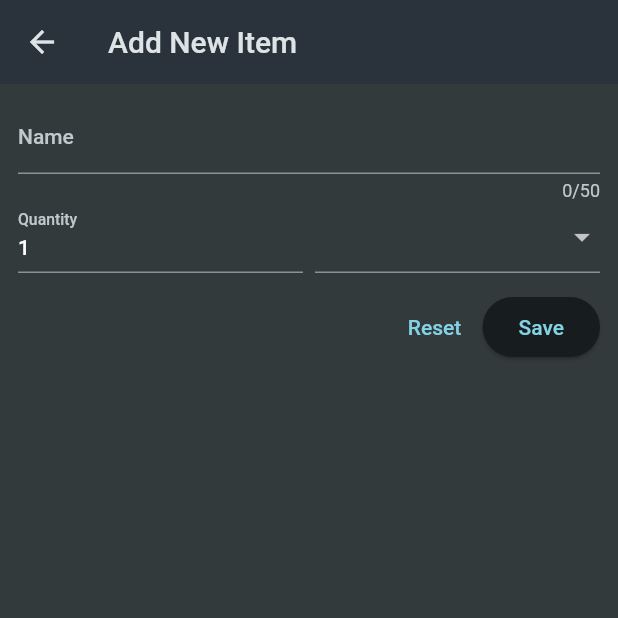
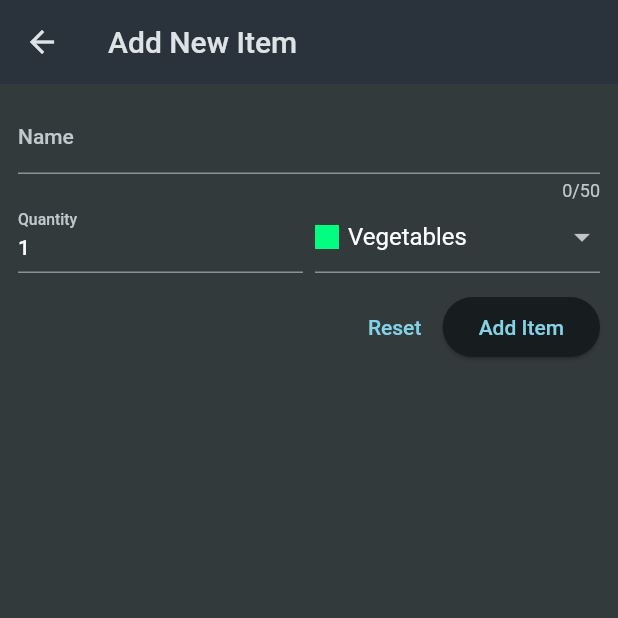
Before and after one commit to Sebsprograms/shopping_list, a Flutter app: the screen it shows after launch, after a tap on the "add" icon, on a phone screen of 412 x 824 dp, the top half of it. Run offline on Flutter 3.47's test engine with Material 2 defaults, Android fonts, the phone set to English and light mode, and no system bars.

Commit message:
Store form data in state after submitting and add ability to delete items on the list

```diff
--- a/lib/widgets/grocery_list.dart
+++ b/lib/widgets/grocery_list.dart
@@ -1,5 +1,5 @@
 import 'package:flutter/material.dart';
-import 'package:shopping_list/data/dummy_items.dart';
+import 'package:shopping_list/models/grocery_item.dart';
 import 'package:shopping_list/widgets/new_item.dart';
 
 class GroceryList extends StatefulWidget {
@@ -10,13 +10,71 @@ class GroceryList extends StatefulWidget {
 }
 
 class _GroceryListState extends State<GroceryList> {
-  void _addItem() {
-    Navigator.of(context)
-        .push(MaterialPageRoute(builder: (context) => const NewItem()));
+  final List<GroceryItem> _groceryItems = [];
+
+  void _addItem() async {
+    final newItem =
+        await Navigator.of(context).push<GroceryItem>(MaterialPageRoute(
+      builder: (context) => const NewItem(),
+    ));
+
+    if (newItem == null) return;
+
+    setState(() {
+      _groceryItems.add(newItem);
+    });
+  }
+
+  void _removeItem(int index) {
+    setState(() {
+      _groceryItems.removeAt(index);
+    });
   }
 
   @override
   Widget build(BuildContext context) {
+    Widget content = const Center(
+      child: Text('No items added yet'),
+    );
+    if (_groceryItems.isNotEmpty) {
+      content = ListView.builder(
+        itemCount: _groceryItems.length,
+        itemBuilder: (context, index) {
+          final item = _groceryItems[index];
+          return Dismissible(
+            key: ValueKey(item.id),
+            background: Container(
+              color: Colors.red,
+            ),
+            onDismissed: (_) {
+              _removeItem(index);
+              ScaffoldMessenger.of(context).showSnackBar(
+                SnackBar(
+                  content: Text('${item.name} removed from cart'),
+                  action: SnackBarAction(
+                    label: 'UNDO',
+                    onPressed: () {
+                      setState(() {
+                        _groceryItems.insert(index, item);
+                      });
+                    },
+                  ),
+                ),
+              );
+            },
+            child: ListTile(
+              title: Text(item.name),
+              leading: Container(
+                width: 30,
+                height: 30,
+                color: item.category.color,
+              ),
+              trailing: Text('${item.quantity}'),
+            ),
+          );
+        },
+      );
+    }
     return Scaffold(
       appBar: AppBar(
         centerTitle: false,
@@ -28,21 +86,7 @@ class _GroceryListState extends State<GroceryList> {
           ),
         ],
       ),
-      body: ListView.builder(
-        itemCount: groceryItems.length,
-        itemBuilder: (context, index) {
-          final item = groceryItems[index];
-          return ListTile(
-            title: Text(item.name),
-            leading: Container(
-              width: 30,
-              height: 30,
-              color: item.category.color,
-            ),
-            trailing: Text('${item.quantity}'),
-          );
-        },
-      ),
+      body: content,
     );
   }
 }
--- a/lib/widgets/new_item.dart
+++ b/lib/widgets/new_item.dart
@@ -1,5 +1,7 @@
 import 'package:flutter/material.dart';
 import 'package:shopping_list/data/categories.dart';
+import 'package:shopping_list/models/category.dart';
+import 'package:shopping_list/models/grocery_item.dart';
 
 class NewItem extends StatefulWidget {
   const NewItem({super.key});
@@ -10,9 +12,20 @@ class NewItem extends StatefulWidget {
 
 class _NewItemState extends State<NewItem> {
   final _formKey = GlobalKey<FormState>();
+  String _enteredName = '';
+  int _enteredQuantity = 1;
+  Category _selectedCategory = categories[Categories.vegetables]!;
 
   void _save() {
-    _formKey.currentState!.validate();
+    if (_formKey.currentState!.validate()) {
+      _formKey.currentState!.save();
+      Navigator.of(context).pop(GroceryItem(
+        id: DateTime.now().toString(),
+        name: _enteredName,
+        quantity: _enteredQuantity,
+        category: _selectedCategory,
+      ));
+    }
   }
 
   @override
@@ -41,6 +54,9 @@ class _NewItemState extends State<NewItem> {
                     }
                     return null;
                   },
+                  onSaved: (value) {
+                    _enteredName = value!;
+                  },
                 ),
                 Row(
                   crossAxisAlignment: CrossAxisAlignment.end,
@@ -51,7 +67,7 @@ class _NewItemState extends State<NewItem> {
                           label: Text('Quantity'),
                         ),
                         keyboardType: TextInputType.number,
-                          initialValue: '1',
+                        initialValue: _enteredQuantity.toString(),
                         validator: (value) {
                           if (value == null ||
                               value.isEmpty ||
@@ -60,11 +76,17 @@ class _NewItemState extends State<NewItem> {
                             return 'Please enter a name';
                           }
                           return null;
-                          }),
+                        },
+                        onSaved: (value) {
+                          _enteredQuantity = int.parse(value!);
+                        },
+                      ),
                     ),
                     const SizedBox(width: 8),
                     Expanded(
-                      child: DropdownButtonFormField(items: [
+                      child: DropdownButtonFormField(
+                        value: _selectedCategory,
+                        items: [
                           for (final category in categories.entries)
                             DropdownMenuItem(
                               value: category.value,
@@ -79,8 +101,14 @@ class _NewItemState extends State<NewItem> {
                                   Text(category.value.name),
                                 ],
                               ),
-                          )
-                      ], onChanged: (value) {}),
+                            ),
+                        ],
+                        onChanged: (value) {
+                          setState(() {
+                            _selectedCategory = value as Category;
+                          });
+                        },
+                      ),
                     ),
                   ],
                 ),
@@ -96,7 +124,7 @@ class _NewItemState extends State<NewItem> {
                     ),
                     ElevatedButton(
                       onPressed: _save,
-                      child: const Text('Save'),
+                      child: const Text('Add Item'),
                     )
                   ],
                 ),
```
Lines whose indentation alone changed are shown as unchanged.
